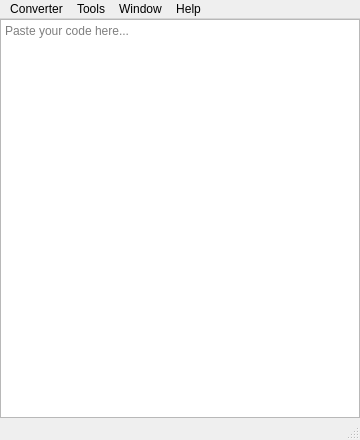
First picture: the form in source/application/window.ui, repository newtoo-official/Newtoo-web-interface-mapper, before the edit.
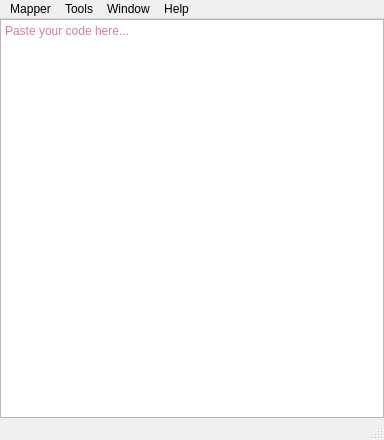
Second picture: the form after the edit. Icons and pictures are not drawn.

Patch:
```diff
--- a/source/application/window.ui
+++ b/source/application/window.ui
@@ -6,7 +6,7 @@
    <rect>
     <x>0</x>
     <y>0</y>
-    <width>360</width>
+    <width>384</width>
     <height>440</height>
    </rect>
   </property>
@@ -48,6 +48,9 @@
     </property>
     <item>
      <widget class="QPlainTextEdit" name="input">
+      <property name="styleSheet">
+       <string notr="true">color: #A50037</string>
+      </property>
       <property name="placeholderText">
        <string>Paste your code here...</string>
       </property>
@@ -60,7 +63,7 @@
     <rect>
      <x>0</x>
      <y>0</y>
-     <width>360</width>
+     <width>384</width>
      <height>21</height>
     </rect>
    </property>
@@ -69,7 +72,7 @@
    </property>
    <widget class="QMenu" name="menuConverter">
     <property name="title">
-     <string>Converter</string>
+     <string>Mapper</string>
     </property>
     <addaction name="actionConvert"/>
     <addaction name="separator"/>
```
Left out of the diff: 2 changed lines with no effect on the pictures.
